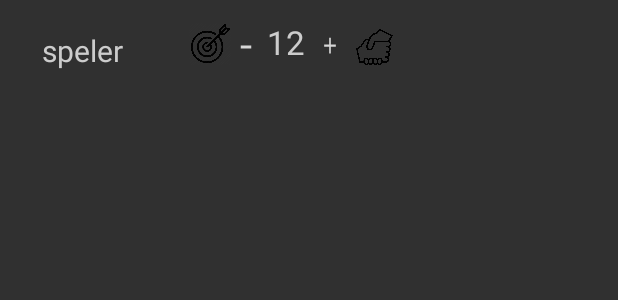
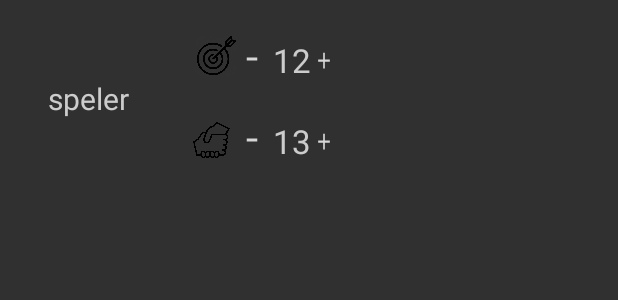
Before and after one commit to Bosmansc/OfflineSoccerManager, an Android app: the layout activity_goals_and_assists_edit.xml on its own in the app's theme, with its tools: preview values and no code run, on a phone screen of 412 x 824 dp. Shown: the top 300 px of the screen. Run offline under Robolectric (Android 15) with nearby library versions, the phone set to English and light mode, and no system bars; network calls fail.

Commit message:
assists and goals added

```diff
--- a/app/build.gradle
+++ b/app/build.gradle
@@ -7,8 +7,8 @@ android {
         applicationId "bosmans.frigo"
         minSdkVersion 15
         targetSdkVersion 28
-        versionCode 5
-        versionName "5.0"
+        versionCode 6
+        versionName "6.0"
         testInstrumentationRunner "android.support.test.runner.AndroidJUnitRunner"
         vectorDrawables.useSupportLibrary = true
     }
--- a/app/src/main/res/layout/activity_goals_and_assists_edit.xml
+++ b/app/src/main/res/layout/activity_goals_and_assists_edit.xml
@@ -11,9 +11,9 @@
         android:id="@+id/speler"
         android:layout_width="130dp"
         android:layout_height="wrap_content"
-        android:layout_marginStart="28dp"
-        android:layout_marginLeft="28dp"
-        android:layout_marginTop="20dp"
+        android:layout_marginStart="32dp"
+        android:layout_marginLeft="32dp"
+        android:layout_marginTop="52dp"
         android:text="speler"
         android:textAppearance="?android:attr/textAppearanceMedium"
         android:textColor="@color/colorPrimary"
@@ -27,6 +27,7 @@
         android:layout_height="34dp"
         android:layout_marginStart="8dp"
         android:layout_marginLeft="8dp"
+        android:layout_marginBottom="20dp"
         android:text="12"
         android:textAppearance="?android:attr/textAppearanceLarge"
         android:textColor="@color/colorPrimary"
@@ -38,22 +39,19 @@
         android:id="@+id/plusbutton"
         android:layout_width="13dp"
         android:layout_height="18dp"
-        android:layout_marginStart="8dp"
-        android:layout_marginLeft="8dp"
-        android:layout_marginBottom="8dp"
+        android:layout_marginBottom="10dp"
         android:background="@drawable/plus"
         android:textColor="#000"
-        app:layout_constraintBottom_toBottomOf="@+id/speler"
+        app:layout_constraintBottom_toBottomOf="@+id/number"
         app:layout_constraintStart_toEndOf="@+id/number" />
 
     <Button
         android:id="@+id/minusbutton"
         android:layout_width="12dp"
         android:layout_height="24dp"
-
-        android:layout_marginBottom="4dp"
+        android:layout_marginBottom="8dp"
         android:background="@drawable/min"
-        app:layout_constraintBottom_toBottomOf="@+id/speler"
+        app:layout_constraintBottom_toBottomOf="@+id/number"
         app:layout_constraintStart_toEndOf="@+id/speler" />
 
     <ImageView
@@ -70,10 +68,8 @@
         android:id="@+id/imageView3"
         android:layout_width="30dp"
         android:layout_height="24dp"
-        android:layout_marginStart="8dp"
-        android:layout_marginLeft="8dp"
-        app:layout_constraintBottom_toBottomOf="@+id/imageView2"
-        app:layout_constraintStart_toEndOf="@+id/plusbutton"
+        app:layout_constraintBottom_toBottomOf="@+id/minusAssistsbutton"
+        app:layout_constraintStart_toStartOf="@+id/imageView2"
         app:srcCompat="@drawable/helpinghand" />
 
     <Button
@@ -89,9 +85,57 @@
         android:id="@+id/plus"
         android:layout_width="40dp"
         android:layout_height="41dp"
+        android:alpha="0"
         app:layout_constraintBottom_toBottomOf="@+id/number"
-        app:layout_constraintStart_toEndOf="@+id/number"
-        android:alpha="0"/>
+        app:layout_constraintStart_toEndOf="@+id/number" />
+
+    <Button
+        android:id="@+id/minusAssist"
+        android:layout_width="45dp"
+        android:layout_height="41dp"
+        android:layout_marginTop="20dp"
+        android:alpha="0"
+        android:visibility="visible"
+        app:layout_constraintStart_toStartOf="@+id/minus"
+        app:layout_constraintTop_toTopOf="@+id/speler" />
+
+    <Button
+        android:id="@+id/plusAssists"
+        android:layout_width="40dp"
+        android:layout_height="41dp"
+        android:alpha="0"
+        app:layout_constraintBottom_toBottomOf="@+id/numberAssist"
+        app:layout_constraintStart_toEndOf="@+id/numberAssist" />
+
+    <TextView
+        android:id="@+id/numberAssist"
+        android:layout_width="27dp"
+        android:layout_height="34dp"
+        android:text="13"
+        android:textAppearance="?android:attr/textAppearanceLarge"
+        android:textColor="@color/colorPrimary"
+        app:layout_constraintBottom_toBottomOf="@+id/minusAssist"
+        app:layout_constraintStart_toEndOf="@+id/minus" />
+
+    <Button
+        android:id="@+id/plusAssistsbutton"
+        android:layout_width="13dp"
+        android:layout_height="18dp"
+        android:layout_marginBottom="2dp"
+        android:background="@drawable/plus"
+        android:textColor="#000"
+        app:layout_constraintBottom_toBottomOf="@+id/minusAssistsbutton"
+        app:layout_constraintStart_toEndOf="@+id/numberAssist" />
+
+    <Button
+        android:id="@+id/minusAssistsbutton"
+        android:layout_width="12dp"
+        android:layout_height="24dp"
+
+        android:layout_marginBottom="8dp"
+        android:background="@drawable/min"
+        app:layout_constraintBottom_toBottomOf="@+id/numberAssist"
+        app:layout_constraintStart_toEndOf="@+id/imageView2" />
 
 
 </android.support.constraint.ConstraintLayout>
--- a/app/src/main/res/values/integer.xml
+++ b/app/src/main/res/values/integer.xml
@@ -6,4 +6,9 @@
     <integer name="btn_minus_view">3</integer>
     <integer name="btn_minus_pos">4</integer>
 
+    <integer name="btn_plusAssists_view">5</integer>
+    <integer name="btn_plusAssists_pos">6</integer>
+    <integer name="btn_minusAssists_view">7</integer>
+    <integer name="btn_minusAssists_pos">8</integer>
+
 </resources>
```
Also changed, not shown: app/src/main/java/bosmans/frigo/CustomAdapter.java (+47 -2 lines), app/src/main/java/bosmans/frigo/GARanking.java (+5 -3 lines), app/src/main/java/bosmans/frigo/GoalsAndAssists.java (+8 -4 lines), app/src/main/java/bosmans/frigo/ModelGoals.java (+11 -0 lines), app/src/main/res/layout/activity_goals_and_assists_rows.xml (+34 -10 lines).
